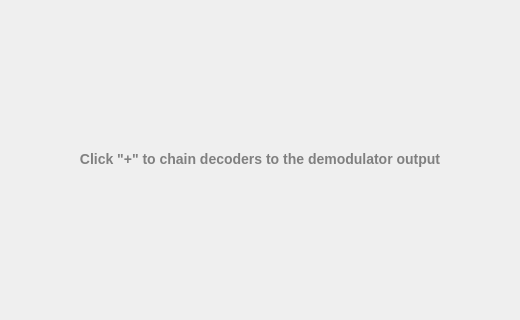
This is ui/DecoderTab.ui in BatchDrake/SigDigger as Qt 5 draws it before an edit; both pictures show x 115 to 635 and y 154 to 474 of the 747 by 601 pixel window. The edited form follows.
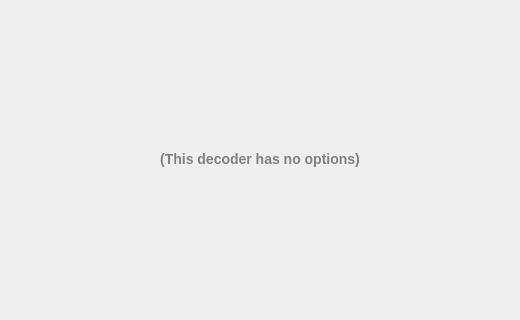
This is the edited form. The open tabs and pages were chosen to show the change. Icons and pictures are not drawn. Custom widgets are drawn as their Qt base class.

Patch:
```diff
--- a/ui/DecoderTab.ui
+++ b/ui/DecoderTab.ui
@@ -99,6 +99,31 @@
           </item>
          </layout>
         </widget>
+        <widget class="QWidget" name="noControlsPage">
+         <layout class="QGridLayout" name="gridLayout_3">
+          <item row="0" column="0">
+           <widget class="QLabel" name="label_11">
+            <property name="sizePolicy">
+             <sizepolicy hsizetype="Expanding" vsizetype="Expanding">
+              <horstretch>0</horstretch>
+              <verstretch>0</verstretch>
+             </sizepolicy>
+            </property>
+            <property name="styleSheet">
+             <string notr="true">font-weight: bold;
+font-size: 14px;
+color: gray;</string>
+            </property>
+            <property name="text">
+             <string>(This decoder has no options)</string>
+            </property>
+            <property name="alignment">
+             <set>Qt::AlignCenter</set>
+            </property>
+           </widget>
+          </item>
+         </layout>
+        </widget>
        </widget>
       </item>
      </layout>
```
